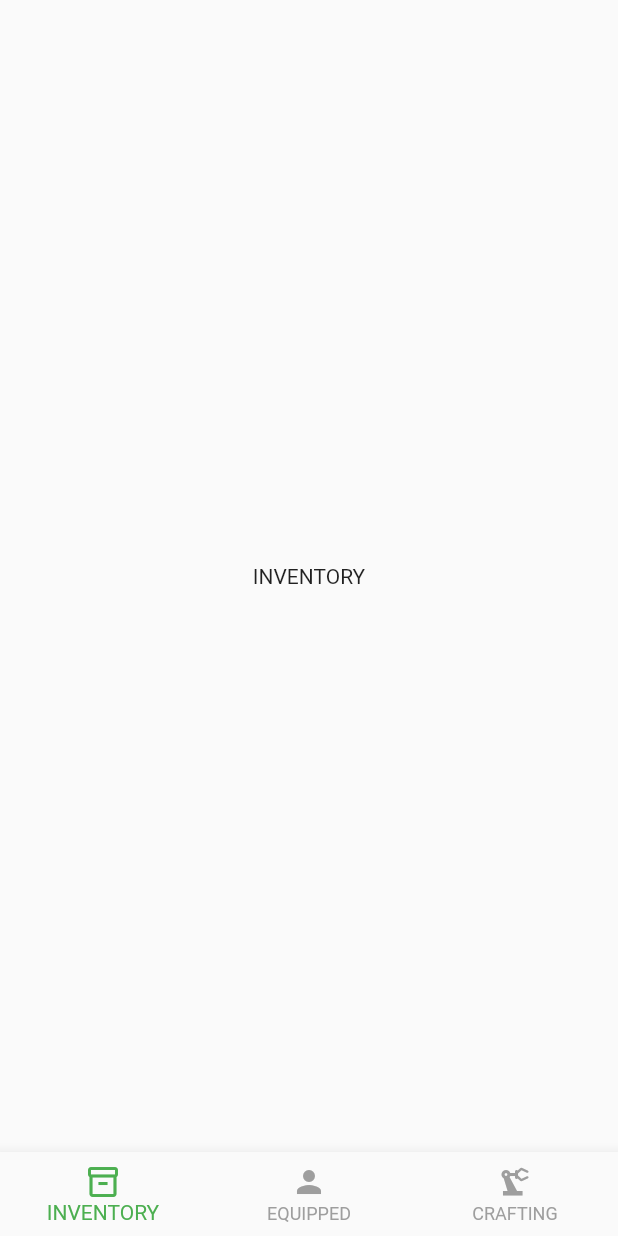
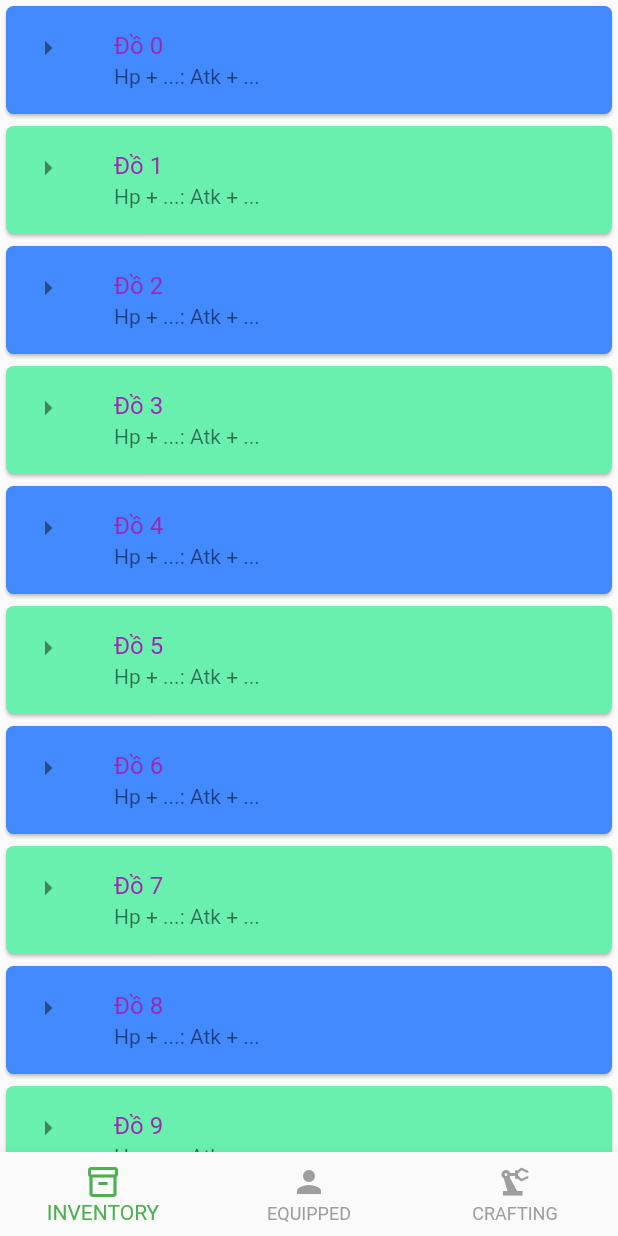
Before and after one commit to phuc1710/Intro2SE-Simple-RPG, a Flutter app: the GeneralInventory screen opened directly, on a phone screen of 412 x 824 dp. Run offline on Flutter 3.47's test engine with Material 2 defaults, Android fonts, the phone set to English and light mode, and no system bars; our stand-ins replace firebase_core, firebase_database; accounts and stored records are empty.

Commit message:
up date inventory

```diff
--- a/lib/screens/inventory/inventory/inventory.dart
+++ b/lib/screens/inventory/inventory/inventory.dart
@@ -2,7 +2,6 @@ import 'package:flutter/material.dart';
 
 class Inventory extends StatefulWidget {
   const Inventory({Key? key}) : super(key: key);
-
   @override
   _InventoryState createState() => _InventoryState();
 }
@@ -10,10 +9,32 @@ class Inventory extends StatefulWidget {
 class _InventoryState extends State<Inventory> {
   @override
   Widget build(BuildContext context) {
-    // TODO: Implement Equipped
-    return Container(
-      child: Text('INVENTORY'),
-      alignment: Alignment.center,
+    return ListView.builder(
+      physics: ClampingScrollPhysics(),
+      itemBuilder: (context, position) {
+        //return ListItem(); TODO: lấy ListItem trong database
+        return Card(
+            shape: RoundedRectangleBorder(
+              borderRadius: BorderRadius.circular(5),
+            ),
+            elevation: 1,
+            color: (position % 2) == 0 ? Colors.blueAccent : Colors.greenAccent,
+            child: ListTile(
+              leading: Icon(Icons.arrow_right),
+              title: Text(
+                'Đồ ${position}',
+                style: TextStyle(color: Colors.purple),
+              ),
+              subtitle: Text('Hp + ...: Atk + ...'),
+              onTap: () {
+                //TODO: hiện thông tin trang bị
+              },
+              onLongPress: () {
+                //TODO: chọn trang bị
+              },
+            ));
+      },
+      itemCount: 50,
     );
   }
 }
```
